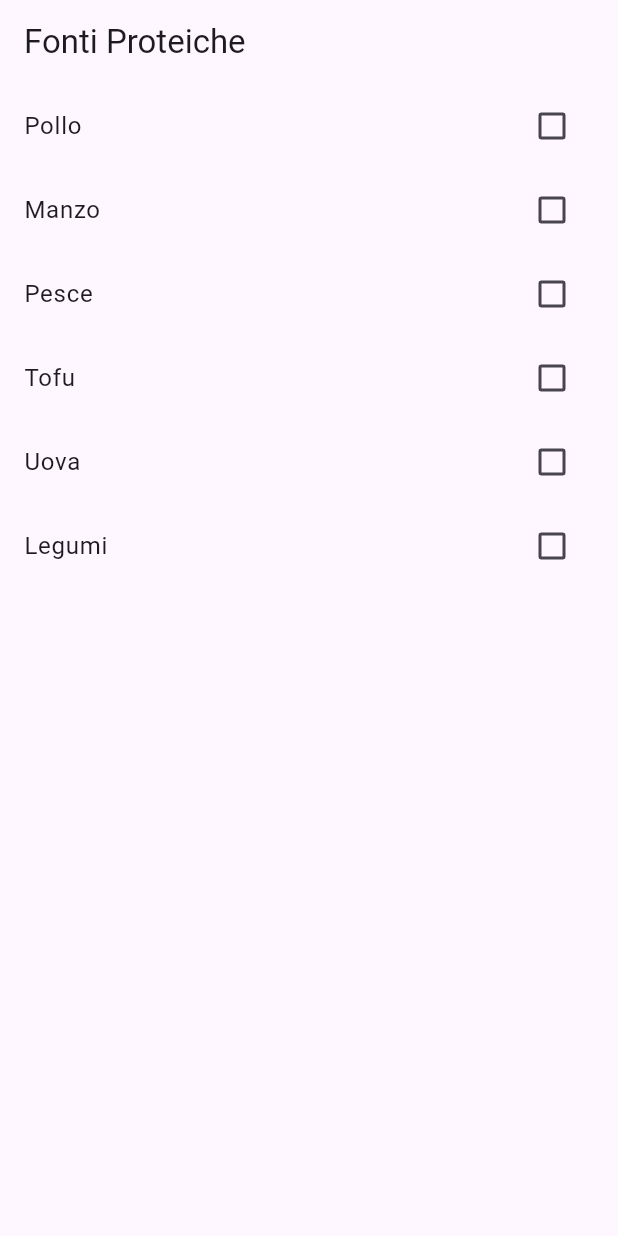
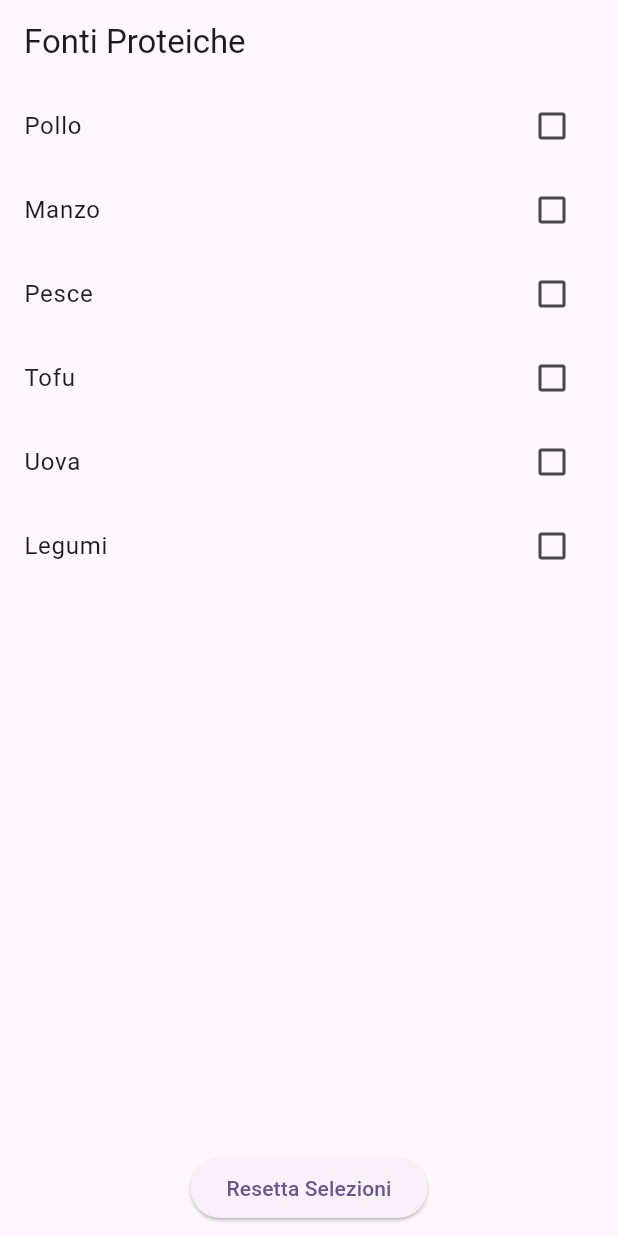
Before and after one commit to Mang00o/First_Flutter_App, a Flutter app: the screen it shows after launch, on a phone screen of 412 x 824 dp. Run offline on Flutter 3.47's test engine with Material 3 defaults, Android fonts, the phone set to English and light mode, and no system bars.

Commit message:
M Add Reset Button

```diff
--- a/lib/main.dart
+++ b/lib/main.dart
@@ -65,14 +65,26 @@ class ProteinSourcesScreenState extends State<ProteinSourcesScreen> {
     }
   }
 
+  // Funzione per resettare i checkbox
+  void resetSelections() {
+    setState(() {
+      for (var source in proteinSources) {
+        selectedSources[source] = false;
+      }
+    });
+  }
+
   @override
   Widget build(BuildContext context) {
     return Scaffold(
-      appBar: AppBar(
-        title: Text('Fonti Proteiche'),
-      ),
-      body: ListView(
-        children: proteinSources.map((source) {
+      appBar: AppBar(title: Text('Fonti Proteiche')),
+      body: Column(
+        children: [
+          // Lista dei checkbox
+          Expanded(
+            child: ListView(
+              children:
+                  proteinSources.map((source) {
                     return CheckboxListTile(
                       title: Text(source),
                       value: selectedSources[source],
@@ -84,6 +96,17 @@ class ProteinSourcesScreenState extends State<ProteinSourcesScreen> {
                     );
                   }).toList(),
             ),
+          ),
+          // Bottone per resettare i checkbox
+          Padding(
+            padding: const EdgeInsets.all(8.0),
+            child: ElevatedButton(
+              onPressed: resetSelections, // Quando premuto, resetta
+              child: Text('Resetta Selezioni'),
+            ),
+          ),
+        ],
+      ),
     );
   }
 }
```
Lines whose indentation alone changed are shown as unchanged.
